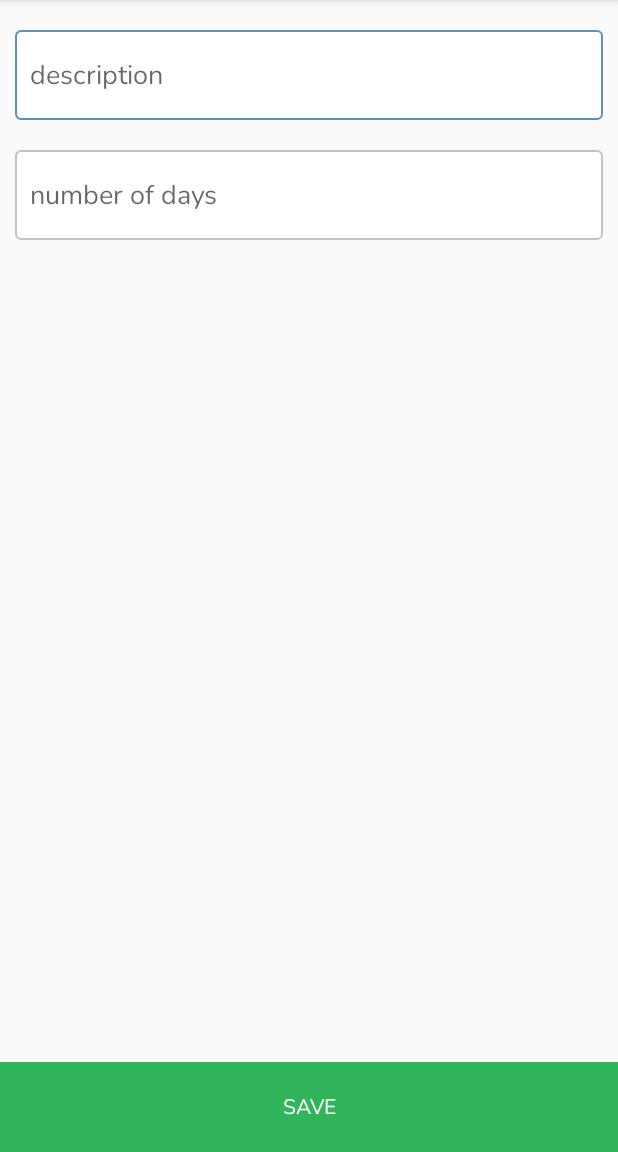
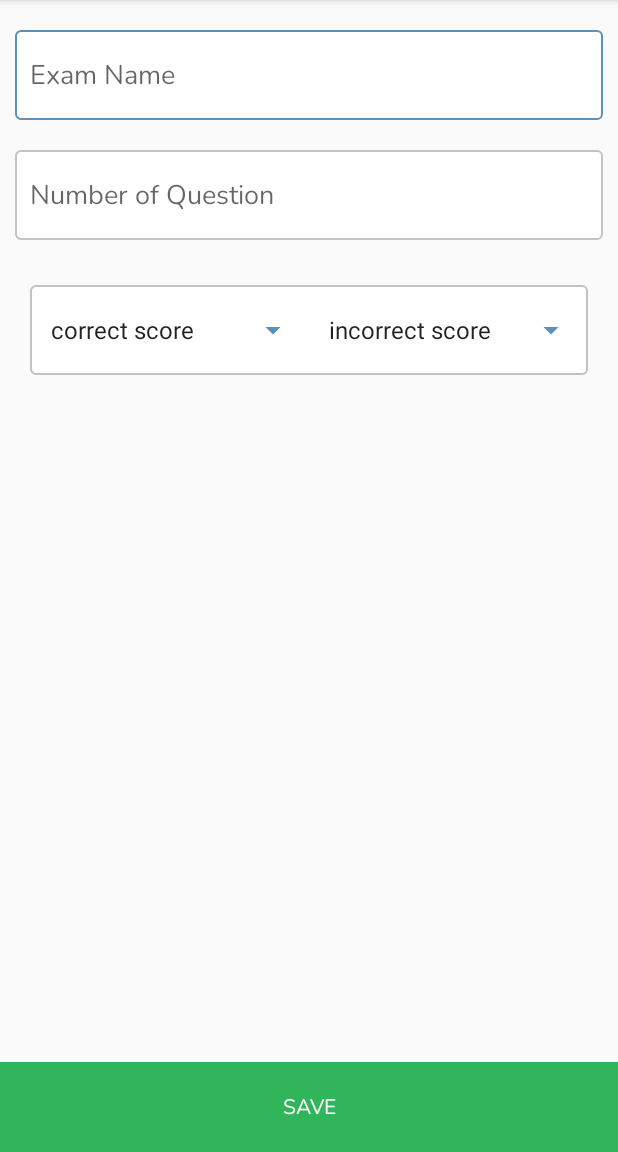
Before and after one commit to Mohammad-Faisal/ETutiony, an Android app: the AddExamActivity screen opened directly, with no data from a screen before it, on a phone screen of 412 x 824 dp, the part 84-1236 px from its top. Run offline under Robolectric (Android 15) with nearby library versions, the phone set to English and light mode, and no system bars; our stand-ins replace Firebase (no records; nobody signed in at launch, a user with empty details on screens opened directly); Roboto replaces fonts that are not available here.

Commit message:
editing started yeee

```diff
--- a/app/src/main/AndroidManifest.xml
+++ b/app/src/main/AndroidManifest.xml
@@ -32,7 +32,7 @@
             android:name="preloaded_fonts"
             android:resource="@array/preloaded_fonts" />
 
-        <activity android:name=".AddTutionyActivity"></activity>
+        <activity android:name=".AddExamActivity"></activity>
     </application>
 
 </manifest>
--- a/app/src/main/java/candor/example/com/etutiony/AddTutionyActivity.java
+++ b/app/src/main/java/candor/example/com/etutiony/AddExamActivity.java
@@ -2,42 +2,34 @@ package candor.example.com.etutiony;
 
 import android.app.ProgressDialog;
 import android.content.Context;
-import android.content.Intent;
 import android.net.ConnectivityManager;
 import android.net.NetworkInfo;
-import android.support.annotation.NonNull;
 import android.support.v7.app.AppCompatActivity;
 import android.os.Bundle;
-import android.util.Log;
 import android.view.View;
 import android.widget.EditText;
 import android.widget.Toast;
 
-import com.google.android.gms.tasks.OnCompleteListener;
-import com.google.android.gms.tasks.OnFailureListener;
-import com.google.android.gms.tasks.OnSuccessListener;
-import com.google.android.gms.tasks.Task;
-import com.google.firebase.firestore.DocumentReference;
 import com.google.firebase.firestore.FirebaseFirestore;
 
 import java.util.Date;
 import java.util.HashMap;
 import java.util.Map;
 
-public class AddTutionyActivity extends AppCompatActivity {
+public class AddExamActivity extends AppCompatActivity {
 
     String mUserID;
-    EditText desc , days;
+    EditText name , number;
     FirebaseFirestore firebaseFirestore;
 
     @Override
     protected void onCreate(Bundle savedInstanceState) {
         super.onCreate(savedInstanceState);
-        setContentView(R.layout.activity_add_tutiony);
+        setContentView(R.layout.activity_add_exam);
         firebaseFirestore = FirebaseFirestore.getInstance();
         mUserID = getIntent().getStringExtra("user_id");
-        desc = findViewById(R.id.desc);
-        days = findViewById(R.id.days);
+        name = findViewById(R.id.name);
+        number = findViewById(R.id.number_of_questions);
     }
 
     public void upload(View view) {
@@ -50,26 +42,26 @@ public class AddTutionyActivity extends AppCompatActivity {
             mProgress.setCanceledOnTouchOutside(false);
             mProgress.show();
 
-            String description = desc.getText().toString();
-            String dayNumber = days.getText().toString();
+            String nameString = name.getText().toString();
+            String numberString = number.getText().toString();
 
-            int num = Integer.valueOf(dayNumber);
+            int num = Integer.valueOf(numberString);
 
 
             Map< String, Object> tutionyMap = new HashMap<>();
             long timestamp = 1* new Date().getTime();
 
-            tutionyMap.put("description" , description);
-            tutionyMap.put("cycle" , num);
-            tutionyMap.put("current_days" , 0);
-            tutionyMap.put("time_stamp" , timestamp);
+            tutionyMap.put("name" , nameString);
+            tutionyMap.put("number_of_question" , num);
+            tutionyMap.put("correct_score" , 0);
+            tutionyMap.put("incorrect_score" , timestamp);
 
-            firebaseFirestore.collection("tutionys").document(mUserID).collection("tutionys").add(tutionyMap).addOnSuccessListener(documentReference -> {
+            firebaseFirestore.collection("exams").document(mUserID).collection("exams").add(tutionyMap).addOnSuccessListener(documentReference -> {
                 mProgress.dismiss();
                 finish();
             }).addOnFailureListener(e -> {
                 mProgress.dismiss();
-                Toast.makeText(AddTutionyActivity.this, "Some error occured ... please try again ", Toast.LENGTH_SHORT).show();
+                Toast.makeText(AddExamActivity.this, "Some error occured ... please try again ", Toast.LENGTH_SHORT).show();
             });
 
 
--- a/app/src/main/java/candor/example/com/etutiony/MainActivity.java
+++ b/app/src/main/java/candor/example/com/etutiony/MainActivity.java
@@ -103,15 +103,15 @@ public class MainActivity extends AppCompatActivity {
 
     public void loadTutionys(){
         firebaseFirestore = FirebaseFirestore.getInstance();
-        Query nextQuery = firebaseFirestore.collection("tutionys").document(mUserID).collection("tutionys").orderBy("time_stamp" , Query.Direction.DESCENDING).limit(100);
+        Query nextQuery = firebaseFirestore.collection("exams").document(mUserID).collection("exams").orderBy("time_stamp" , Query.Direction.DESCENDING).limit(100);
         nextQuery.get().addOnSuccessListener(documentSnapshots -> {
             if(documentSnapshots!=null){
                 if(!documentSnapshots.isEmpty()){
                     for(DocumentChange doc: documentSnapshots.getDocumentChanges()){
                         if(doc.getType() == DocumentChange.Type.ADDED){
                             Log.d(TAG, "loadMorePost:    found some more data  !!!!!");
-                            ExamItem singleTutiony = doc.getDocument().toObject(ExamItem.class);
-                            tutionyList.add(singleTutiony);
+                            ExamItem singleExam = doc.getDocument().toObject(ExamItem.class);
+                            tutionyList.add(singleExam);
                         }
                     }
                     examListAdapter.notifyDataSetChanged();
@@ -176,7 +176,7 @@ public class MainActivity extends AppCompatActivity {
     }
 
     public void openAddTutiony(View view) {
-        Intent intent = new Intent(MainActivity.this , AddTutionyActivity.class);
+        Intent intent = new Intent(MainActivity.this , AddExamActivity.class);
         intent.putExtra("user_id" , mUserID);
         startActivity(intent);
     }
--- a/app/src/main/res/layout/activity_add_tutiony.xml
+++ b/app/src/main/res/layout/activity_add_exam.xml
@@ -6,15 +6,28 @@
     android:layout_height="match_parent"
     android:orientation="vertical"
     android:theme="@style/Theme.AppCompat.Light.NoActionBar"
-    tools:context=".AddTutionyActivity">
+    tools:context=".AddExamActivity">
 
 
     <EditText
         android:padding="10dp"
-        android:id="@+id/desc"
+        android:id="@+id/name"
         android:layout_marginTop="20dp"
         android:fontFamily="@font/nunito"
-        android:hint="@string/description"
+        android:hint="@string/name"
+        android:layout_marginRight="10dp"
+        android:layout_marginLeft="10dp"
+        android:layout_width="match_parent"
+        android:layout_height="60dp"
+        android:background="@drawable/edittext_background_change_while_typing"/>
+
+    <EditText
+        android:padding="10dp"
+        android:id="@+id/number_of_questions"
+        android:inputType="number"
+        android:layout_marginTop="20dp"
+        android:fontFamily="@font/nunito"
+        android:hint="@string/number_of_question"
         android:layout_marginRight="10dp"
         android:layout_marginLeft="10dp"
         android:layout_width="match_parent"
@@ -22,18 +35,36 @@
         android:background="@drawable/edittext_background_change_while_typing"/>
 
 
-    <EditText
-        android:padding="10dp"
-        android:id="@+id/days"
-        android:inputType="number"
-        android:layout_marginTop="20dp"
-        android:fontFamily="@font/nunito"
-        android:hint="@string/number_of_days"
-        android:layout_marginRight="10dp"
-        android:layout_marginLeft="10dp"
+    <LinearLayout
+        android:background="@drawable/edittext_background_change_while_typing"
+        android:layout_marginLeft="20dp"
+        android:layout_marginRight="20dp"
+        android:layout_marginTop="30dp"
+        android:weightSum="2"
         android:layout_width="match_parent"
         android:layout_height="60dp"
-        android:background="@drawable/edittext_background_change_while_typing"/>
+        android:orientation="horizontal">
+
+        <Spinner
+            android:layout_weight="1"
+            android:id="@+id/correct_spinner"
+            android:layout_width="0dp"
+            android:layout_height="match_parent"
+            android:backgroundTint="@color/colorAccent"
+            android:entries="@array/correct_score_arrays"
+            android:padding="5dp" />
+
+        <Spinner
+            android:layout_weight="1"
+            android:id="@+id/incorrect_spinner"
+            android:layout_width="0dp"
+            android:layout_height="match_parent"
+            android:backgroundTint="@color/colorAccent"
+            android:entries="@array/incorrect_score_arrays"
+            android:padding="5dp" />
+
+    </LinearLayout>
+
 
     <View
         android:layout_width="match_parent"
--- a/app/src/main/res/values/strings.xml
+++ b/app/src/main/res/values/strings.xml
@@ -8,5 +8,26 @@
     <string name="Both">Both</string>
     <string name="you_are_a">you are a</string>
     <string name="description">description</string>
-    <string name="number_of_days">number of days</string>
+    <string name="name">Exam Name</string>
+    <string name="number_of_question">Number of Question</string>
+
+
+    <string-array name="correct_score_arrays">
+        <item>correct score</item>
+        <item>1</item>
+        <item>2</item>
+        <item>3</item>
+        <item>4</item>
+        <item>5</item>
+    </string-array>
+
+    <string-array name="incorrect_score_arrays">
+        <item>incorrect score</item>
+        <item>0.00</item>
+        <item>0.25</item>
+        <item>0.50</item>
+        <item>1.00</item>
+        <item>1.25</item>
+    </string-array>
+
 </resources>
```
Also changed, not shown: app/src/main/java/candor/example/com/etutiony/ExamItem.java (added, +48 -0 lines), app/src/main/java/candor/example/com/etutiony/ExamListAdapter.java (added, +57 -0 lines), app/src/main/res/layout/item_exam.xml (renamed from app/src/main/res/layout/item_tutiony.xml).
